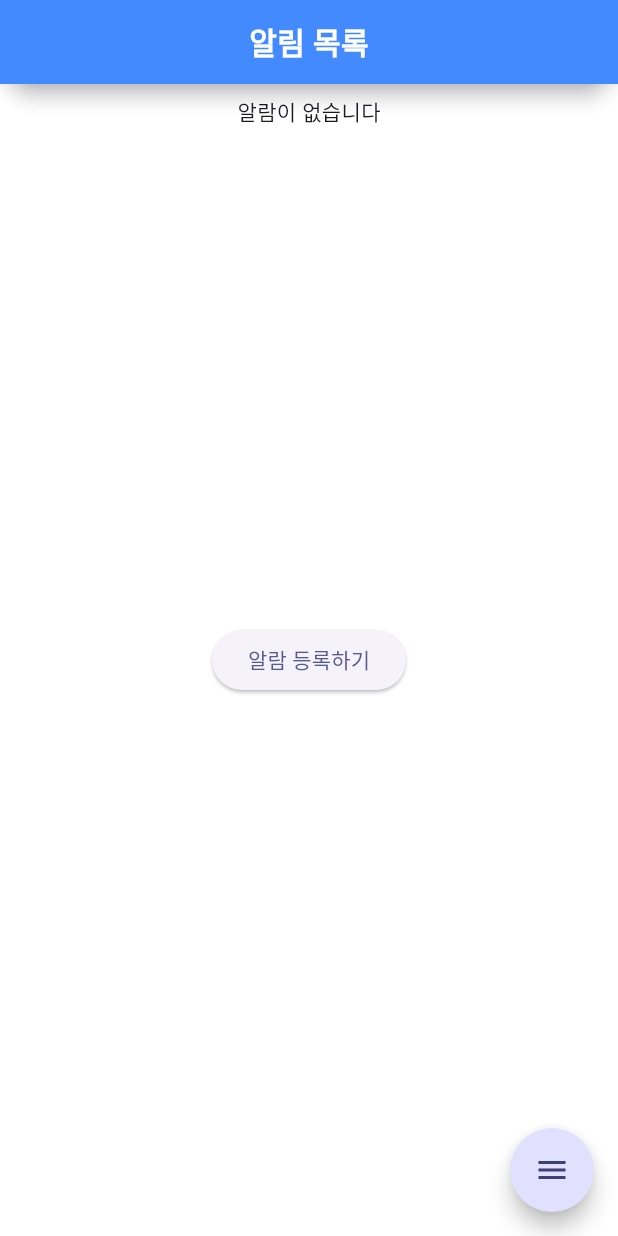
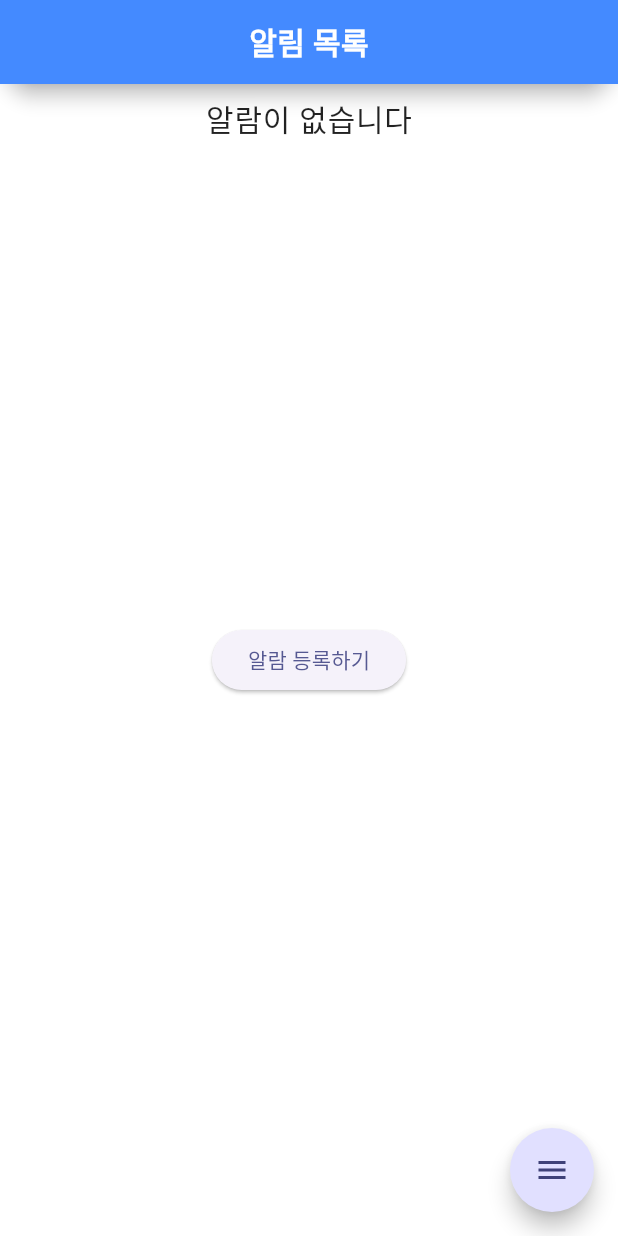
Before and after one commit to bandall/Attendance-Alarm-Flutter, a Flutter app: the AlarmListPage screen opened directly, on a phone screen of 412 x 824 dp. Run offline on Flutter 3.47's test engine with Material 2 defaults, Android fonts, the light colour scheme and no system bars; drawn by our look-alikes of flutter_speed_dial; our stand-ins replace flutter_dotenv, flutter_secure_storage, jwt_decoder, sqflite; missing offline and left inert: alarm; accounts and stored records are empty; statements that could not run were skipped.

Commit message:
fix: 버그 수정
1. 알림 시 소리 안나게 수정
2. 인증 코드 입력 시 문자 입력안되던 버그 수정

```diff
--- a/lib/model/alarm/alarm_controller.dart
+++ b/lib/model/alarm/alarm_controller.dart
@@ -48,7 +48,7 @@ class AlarmController {
     final alarmSettings = AlarmSettings(
       id: alarmInfo.alarmId,
       dateTime: alarmTime,
-      assetAudioPath: 'assets/pony.mp3',
+      assetAudioPath: 'assets/long_blank.mp3',
       loopAudio: true,
       vibrate: true,
       volumeMax: false,
--- a/lib/model/api/token_api_utils.dart
+++ b/lib/model/api/token_api_utils.dart
@@ -13,7 +13,7 @@ import '../jwt_token_info.dart';
 
 class TokenApiUtils {
   final loginServerUrl = dotenv.env['LOGIN_SERVER_URL']!;
-  final timoutTime = const Duration(seconds: 2);
+  final timoutTime = const Duration(seconds: 5);
   final FlutterSecureStorage _storage = const FlutterSecureStorage();
 
   Future<Map<String, String>> getHeaders({bool authRequired = false}) async {
--- a/lib/screen/landing_page/main_page.dart
+++ b/lib/screen/landing_page/main_page.dart
@@ -31,7 +31,7 @@ class MainPageState extends State<MainPage> {
       final alarmSettings = AlarmSettings(
         id: event.id,
         dateTime: alarmTime.add(const Duration(days: 7)),
-        assetAudioPath: 'assets/pony.mp3',
+        assetAudioPath: event.assetAudioPath,
         loopAudio: true,
         vibrate: true,
         volumeMax: false,
--- a/lib/screen/login_page/auth_code_page.dart
+++ b/lib/screen/login_page/auth_code_page.dart
@@ -160,7 +160,7 @@ class _AuthCodePageState extends State<AuthCodePage> {
                   fontSize: 12,
                 ),
               ),
-              keyboardType: TextInputType.number,
+              keyboardType: TextInputType.text,
               textAlign: TextAlign.center,
               style: const TextStyle(fontSize: 24, fontWeight: FontWeight.bold),
               maxLength: 6,
--- a/lib/screen/tab_page/alarm_list_page.dart
+++ b/lib/screen/tab_page/alarm_list_page.dart
@@ -182,7 +182,17 @@ class _AlarmListPageState extends State<AlarmListPage> {
               },
               itemBuilder: (context, index) {
                 if (_alarmList.isEmpty) {
-                  return const Center(child: Text("알람이 없습니다"));
+                  return const Center(
+                    child: Text(
+                      "알람이 없습니다",
+                      style: TextStyle(
+                        fontSize: 20.0, // 텍스트 크기
+                        color: Colors.black87, // 텍스트 색상
+                        fontWeight: FontWeight.w500, // 텍스트 가중치
+                        letterSpacing: 0.5, // 문자 간 거리
+                      ),
+                    ),
+                  );
                 }
                 if (index == 0) {
                   return Padding(
--- a/pubspec.yaml
+++ b/pubspec.yaml
@@ -47,6 +47,7 @@ dependencies:
   flutter_speed_dial: ^7.0.0
   timetable_view: ^0.3.0
   url_launcher: ^6.1.11
+  android_intent_plus: ^4.0.3
 
 dev_dependencies:
   flutter_test:
@@ -72,4 +73,4 @@ flutter:
   assets:
     - .env
     - images/
-    - assets/pony.mp3
+    - assets/
```
Also changed, not shown: lib/model/alarm/app_launcher.dart (+16 -12 lines), pubspec.lock, 3 other files.
